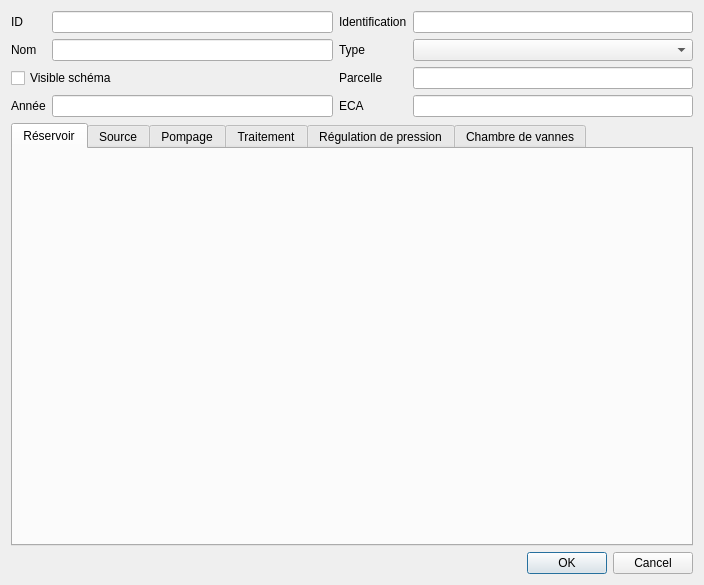
Above: qgis-project/ui_forms/installation.ui from qwat/QWAT before the change. Below: the same form after it.
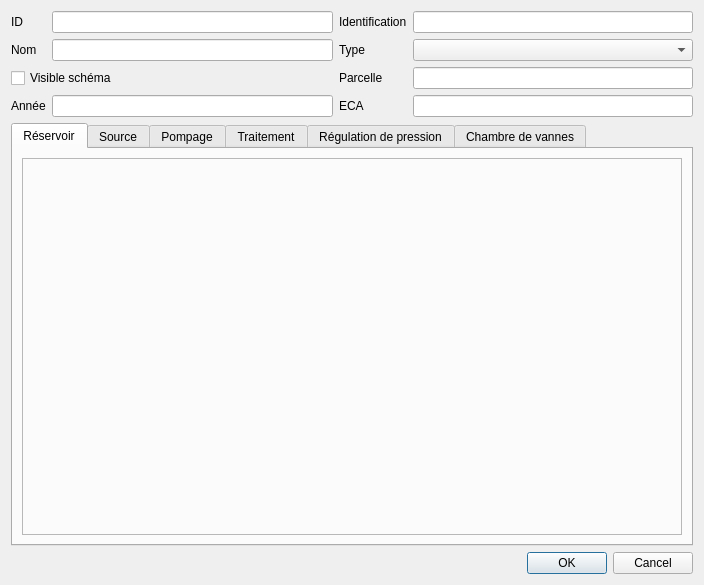
That is the form after the change. The open tabs and pages were chosen to show the change.

Patch:
```diff
--- a/qgis-project/ui_forms/installation.ui
+++ b/qgis-project/ui_forms/installation.ui
@@ -46,6 +46,21 @@
       <attribute name="title">
        <string>Réservoir</string>
       </attribute>
+      <layout class="QGridLayout" name="gridLayout_3">
+       <item row="0" column="0">
+        <widget class="QFrame" name="frame">
+         <property name="frameShape">
+          <enum>QFrame::StyledPanel</enum>
+         </property>
+         <property name="frameShadow">
+          <enum>QFrame::Raised</enum>
+         </property>
+         <property name="relation" stdset="0">
+          <string>relation_ouvrage_tank</string>
+         </property>
+        </widget>
+       </item>
+      </layout>
      </widget>
      <widget class="QWidget" name="tab_3">
       <attribute name="title">
```
Left out of the diff: 14 changed lines with no effect on the pictures.
